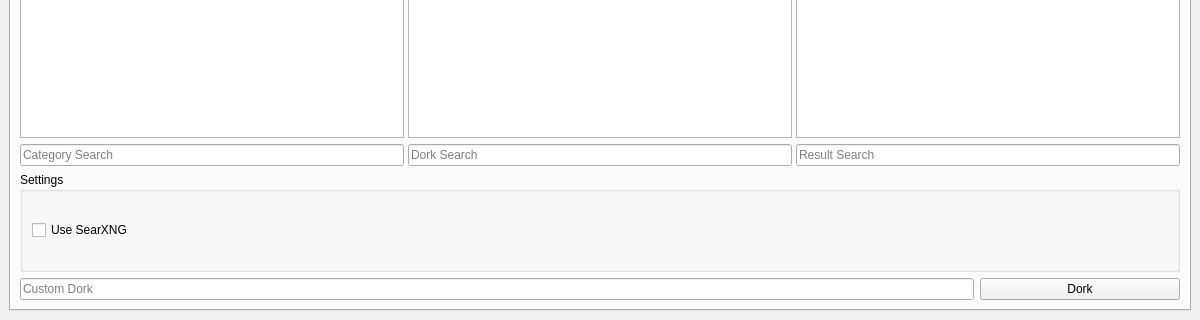
Qt form resources/form.ui (Nighty3098/SkyFall) before a commit; both pictures show x 0 to 1200 and y 359 to 679 of the 1200 by 679 pixel window.
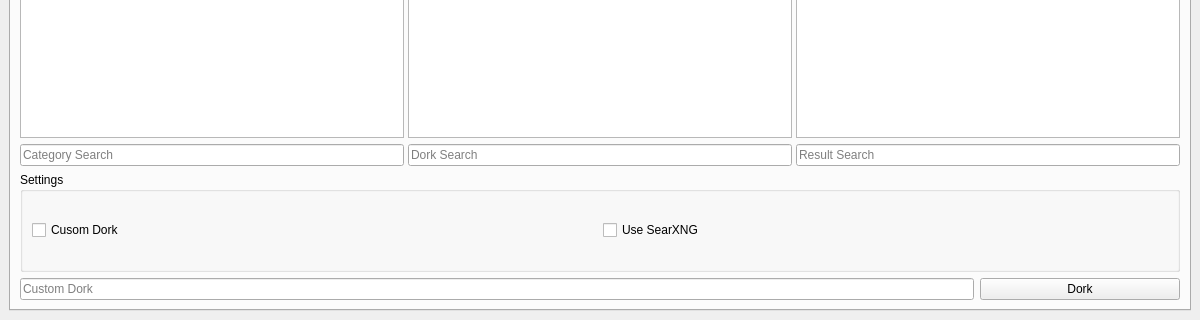
The same form after that commit. The open tabs and pages were chosen to show the change.

Commit message: Now you can use custom dorks

The edit to the form file:
```diff
--- a/resources/form.ui
+++ b/resources/form.ui
@@ -648,7 +648,14 @@
             <property name="title">
              <string>Settings</string>
             </property>
-            <layout class="QVBoxLayout" name="verticalLayout_21">
+            <layout class="QHBoxLayout" name="horizontalLayout_5">
+             <item>
+              <widget class="QCheckBox" name="useCustomDorkCheck">
+               <property name="text">
+                <string>Cusom Dork</string>
+               </property>
+              </widget>
+             </item>
              <item>
               <widget class="QCheckBox" name="useSearxngCheck">
                <property name="text">
```
The commit also changes 3 other files.
